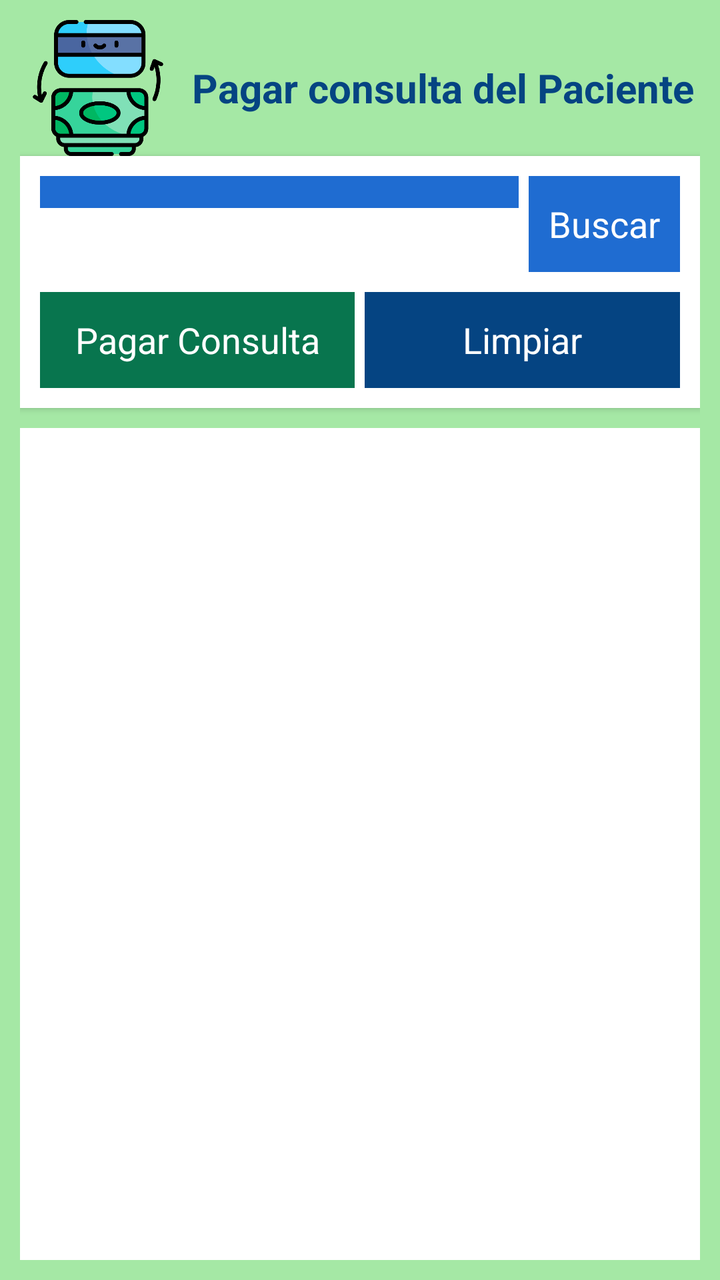
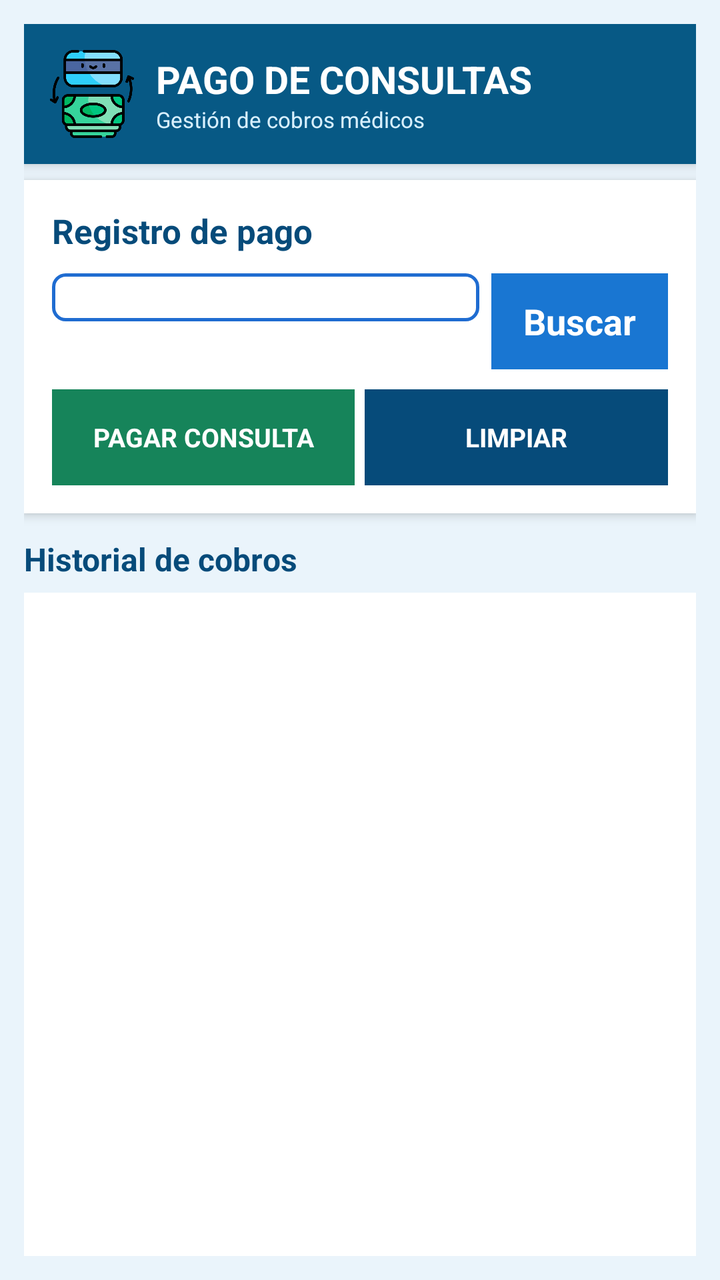

The first picture is an Android layout as it rendered before a commit; the second is the same layout after the commit. The layout source and the unified diff follow.
<!-- AndroidManifest.xml: application theme android:Theme.Holo.Light -->
<!-- res/layout/activity_cobros.xml -->
<?xml version="1.0" encoding="utf-8"?>
<LinearLayout xmlns:android="http://schemas.android.com/apk/res/android"
    android:layout_width="match_parent"
    android:layout_height="match_parent"
    android:background="#A5E8A5"
    android:orientation="vertical"
    android:padding="10dp" >

    <LinearLayout
        android:layout_width="match_parent"
        android:layout_height="wrap_content"
        android:gravity="center_vertical"
        android:orientation="horizontal" >

        <ImageView
            android:layout_width="78dp"
            android:layout_height="68dp"
            android:contentDescription="Logo Cobros"
            android:src="@drawable/cobros" />

        <TextView
            android:layout_width="wrap_content"
            android:layout_height="wrap_content"
            android:layout_marginStart="8dp"
            android:text="Pagar consulta del Paciente"
            android:textColor="#054482"
            android:textSize="20sp"
            android:textStyle="bold" />
    </LinearLayout>

    <LinearLayout
        android:layout_width="match_parent"
        android:layout_height="wrap_content"
        android:background="#FFFFFF"
        android:elevation="2dp"
        android:orientation="vertical"
        android:padding="10dp" >

        <LinearLayout
            android:layout_width="match_parent"
            android:layout_height="wrap_content"
            android:orientation="horizontal" >

            <Spinner
                android:id="@+id/spPacientes"
                android:layout_width="0dp"
                android:layout_height="wrap_content"
                android:layout_weight="1"
                android:background="#F0F4F8"
                android:backgroundTint="#1F6CD1"
                android:padding="8dp" />

            <Button
                android:id="@+id/btnBuscar"
                android:layout_width="wrap_content"
                android:layout_height="wrap_content"
                android:layout_marginLeft="5dp"
                android:background="#1F6CD1"
                android:padding="10dp"
                android:text="Buscar"
                android:textColor="#FFFFFF" />
        </LinearLayout>

        <LinearLayout
            android:layout_width="match_parent"
            android:layout_height="wrap_content"
            android:layout_marginTop="10dp"
            android:orientation="horizontal" >

            <Button
                android:id="@+id/btnPagar"
                android:layout_width="0dp"
                android:layout_height="wrap_content"
                android:layout_weight="1"
                android:background="#08754E"
                android:padding="11dp"
                android:text="Pagar Consulta"
                android:textColor="#FFFFFF" />

            <Button
                android:id="@+id/btnLimpiar"
                android:layout_width="0dp"
                android:layout_height="wrap_content"
                android:layout_marginLeft="5dp"
                android:layout_weight="1"
                android:background="#054482"
                android:padding="11dp"
                android:text="Limpiar"
                android:textColor="#FFFFFF" />
        </LinearLayout>
    </LinearLayout>

    <ListView
        android:id="@+id/lvCobros"
        android:layout_width="match_parent"
        android:layout_height="0dp"
        android:layout_marginTop="10dp"
        android:layout_weight="1"
        android:background="#FFFFFF"
        android:padding="5dp" />

</LinearLayout>
<!-- resources referenced by this layout -->
<resources>
  <!-- drawable cobros: png bitmap (drawable-ldpi, 28381 bytes) -->
</resources>

<!-- the commit's change to res/layout/activity_cobros.xml (unified diff, before → after) -->
@@ -2,101 +2,167 @@
 <LinearLayout xmlns:android="http://schemas.android.com/apk/res/android"
     android:layout_width="match_parent"
     android:layout_height="match_parent"
-    android:background="#A5E8A5"
     android:orientation="vertical"
-    android:padding="10dp" >
+    android:background="#EAF4FB"
+    android:padding="12dp">
+
+    
+    
+    
+
+    <LinearLayout
+        android:layout_width="match_parent"
+        android:layout_height="70dp"
+        android:orientation="horizontal"
+        android:gravity="center_vertical"
+        android:background="#075985"
+        android:padding="12dp"
+        android:elevation="4dp">
+
+        <ImageView
+            android:layout_width="44dp"
+            android:layout_height="44dp"
+            android:src="@drawable/cobros"
+            android:contentDescription="Logo Cobros" />
+
+        <LinearLayout
+            android:layout_width="0dp"
+            android:layout_height="wrap_content"
+            android:layout_weight="1"
+            android:orientation="vertical"
+            android:layout_marginLeft="10dp">
+
+            <TextView
+                android:layout_width="wrap_content"
+                android:layout_height="wrap_content"
+                android:text="PAGO DE CONSULTAS"
+                android:textSize="19sp"
+                android:textStyle="bold"
+                android:textColor="#FFFFFF" />
+
+            <TextView
+                android:layout_width="wrap_content"
+                android:layout_height="wrap_content"
+                android:text="Gestión de cobros médicos"
+                android:textSize="11sp"
+                android:textColor="#D8F0FF" />
+
+        </LinearLayout>
+
+    </LinearLayout>
+
+    
+    
+    
 
     <LinearLayout
         android:layout_width="match_parent"
         android:layout_height="wrap_content"
-        android:gravity="center_vertical"
-        android:orientation="horizontal" >
-
-        <ImageView
-            android:layout_width="78dp"
-            android:layout_height="68dp"
-            android:contentDescription="Logo Cobros"
-            android:src="@drawable/cobros" />
+        android:orientation="vertical"
+        android:background="#FFFFFF"
+        android:padding="14dp"
+        android:layout_marginTop="8dp"
+        android:elevation="3dp">
 
         <TextView
             android:layout_width="wrap_content"
             android:layout_height="wrap_content"
-            android:layout_marginStart="8dp"
-            android:text="Pagar consulta del Paciente"
-            android:textColor="#054482"
-            android:textSize="20sp"
-            android:textStyle="bold" />
-    </LinearLayout>
-
-    <LinearLayout
-        android:layout_width="match_parent"
-        android:layout_height="wrap_content"
-        android:background="#FFFFFF"
-        android:elevation="2dp"
-        android:orientation="vertical"
-        android:padding="10dp" >
+            android:text="Registro de pago"
+            android:textSize="17sp"
+            android:textStyle="bold"
+            android:textColor="#064B7A"
+            android:layout_marginBottom="10dp" />
 
         <LinearLayout
             android:layout_width="match_parent"
             android:layout_height="wrap_content"
-            android:orientation="horizontal" >
+            android:orientation="horizontal">
 
             <Spinner
                 android:id="@+id/spPacientes"
                 android:layout_width="0dp"
                 android:layout_height="wrap_content"
                 android:layout_weight="1"
-                android:background="#F0F4F8"
-                android:backgroundTint="#1F6CD1"
-                android:padding="8dp" />
+                android:background="@drawable/spinner_background"
+                android:padding="12dp" />
 
             <Button
                 android:id="@+id/btnBuscar"
                 android:layout_width="wrap_content"
                 android:layout_height="wrap_content"
-                android:layout_marginLeft="5dp"
-                android:background="#1F6CD1"
-                android:padding="10dp"
                 android:text="Buscar"
-                android:textColor="#FFFFFF" />
+                android:textColor="#FFFFFF"
+                android:textStyle="bold"
+                android:background="#1976D2"
+                android:paddingLeft="16dp"
+                android:paddingRight="16dp"
+                android:paddingTop="10dp"
+                android:paddingBottom="10dp"
+                android:layout_marginLeft="6dp" />
+
         </LinearLayout>
 
         <LinearLayout
             android:layout_width="match_parent"
             android:layout_height="wrap_content"
-            android:layout_marginTop="10dp"
-            android:orientation="horizontal" >
+            android:orientation="horizontal"
+            android:layout_marginTop="10dp">
 
             <Button
                 android:id="@+id/btnPagar"
                 android:layout_width="0dp"
                 android:layout_height="wrap_content"
                 android:layout_weight="1"
-                android:background="#08754E"
-                android:padding="11dp"
-                android:text="Pagar Consulta"
-                android:textColor="#FFFFFF" />
+                android:text="PAGAR CONSULTA"
+                android:textSize="13sp"
+                android:textStyle="bold"
+                android:textColor="#FFFFFF"
+                android:background="#16845A"
+                android:padding="11dp" />
 
             <Button
                 android:id="@+id/btnLimpiar"
                 android:layout_width="0dp"
                 android:layout_height="wrap_content"
+                android:layout_weight="1"
                 android:layout_marginLeft="5dp"
-                android:layout_weight="1"
-                android:background="#054482"
-                android:padding="11dp"
-                android:text="Limpiar"
-                android:textColor="#FFFFFF" />
+                android:text="LIMPIAR"
+                android:textSize="13sp"
+                android:textStyle="bold"
+                android:textColor="#FFFFFF"
+                android:background="#064B7A"
+                android:padding="11dp" />
+
         </LinearLayout>
+
     </LinearLayout>
+
+    
+    
+    
+
+    <TextView
+        android:layout_width="wrap_content"
+        android:layout_height="wrap_content"
+        android:text="Historial de cobros"
+        android:textSize="16sp"
+        android:textStyle="bold"
+        android:textColor="#064B7A"
+        android:layout_marginTop="12dp"
+        android:layout_marginBottom="6dp" />
+
+    
+    
+    
 
     <ListView
         android:id="@+id/lvCobros"
         android:layout_width="match_parent"
         android:layout_height="0dp"
-        android:layout_marginTop="10dp"
         android:layout_weight="1"
         android:background="#FFFFFF"
-        android:padding="5dp" />
+        android:padding="5dp"
+        android:divider="#D8E3EA"
+        android:dividerHeight="1dp" />
 
 </LinearLayout>
<!-- resource entries referenced after the edit -->
@@ -1,5 +1,22 @@
 <!-- resources referenced by this layout -->
 <resources>
   <!-- drawable cobros: png bitmap (drawable-ldpi, 28381 bytes) -->
+  <!-- drawable spinner_background (drawable-hdpi) -->
+  <?xml version="1.0" encoding="utf-8"?>
+  <shape xmlns:android="http://schemas.android.com/apk/res/android"
+      android:shape="rectangle">
+      
+      
+      <solid android:color="#FFFFFF" />
+      
+      
+      <stroke
+          android:width="1.5dp"
+          android:color="#1F6CD1" />
+      
+      
+      <corners android:radius="6dp" />
+      
+  </shape>
 </resources>
 
